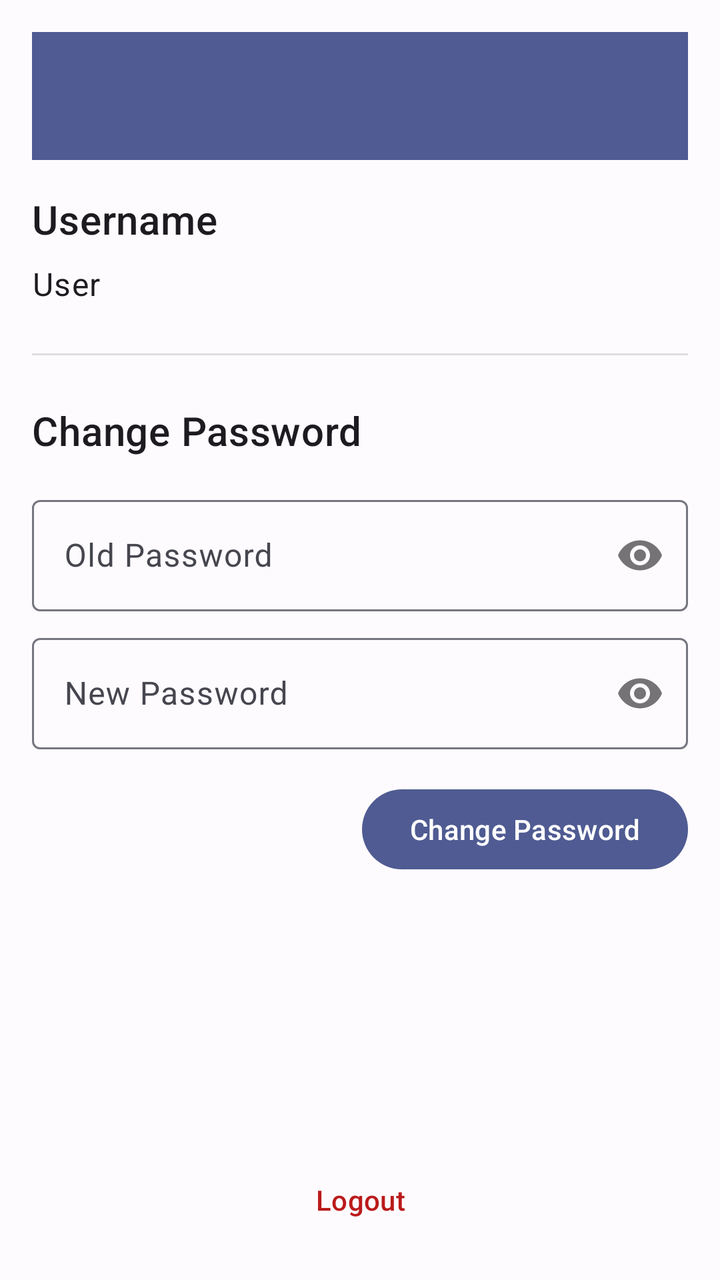
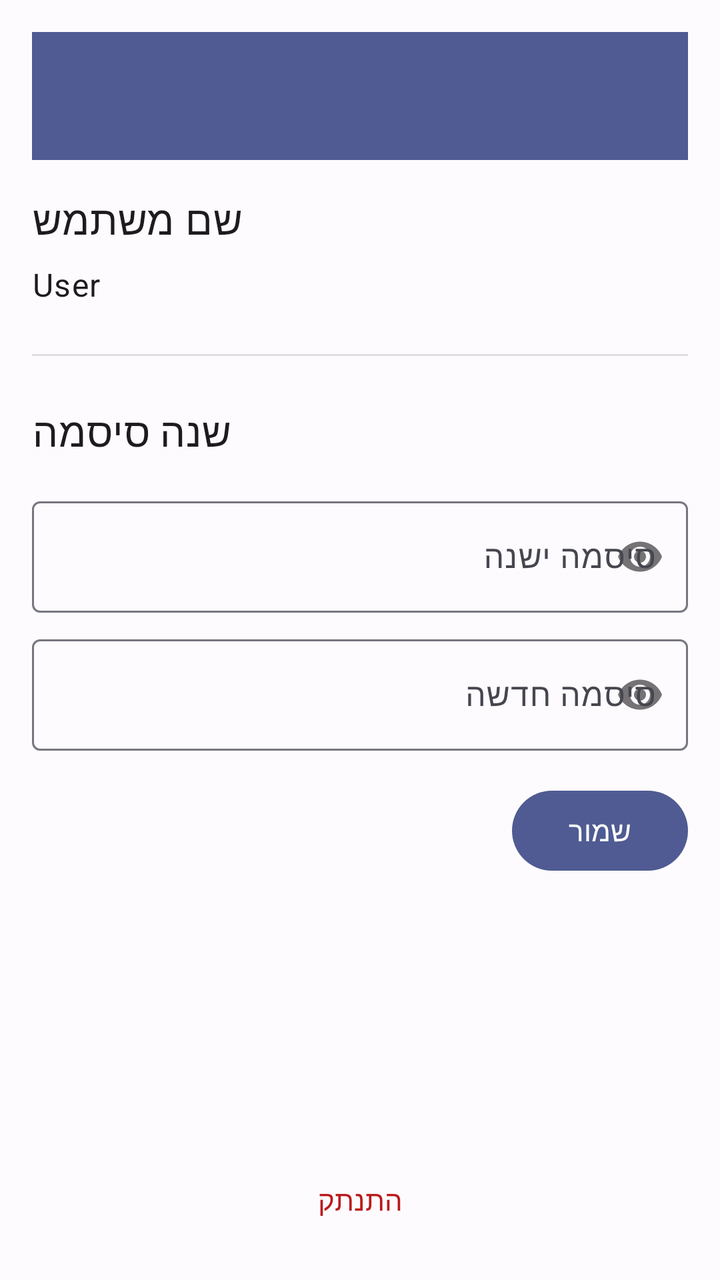

An Android layout rendered at two revisions. The XML below is the earlier revision; the diff shows what the commit changed to produce the second picture.
<!-- AndroidManifest.xml: application theme Theme.TaskMasterFinalProject -->
<!-- res/layout/activity_profile.xml -->
<?xml version="1.0" encoding="utf-8"?>
<androidx.constraintlayout.widget.ConstraintLayout xmlns:android="http://schemas.android.com/apk/res/android"
    xmlns:app="http://schemas.android.com/apk/res-auto"
    android:layout_width="match_parent"
    android:layout_height="match_parent"
    android:padding="16dp">

    <androidx.appcompat.widget.Toolbar
        android:id="@+id/toolbar"
        android:layout_width="match_parent"
        android:layout_height="?attr/actionBarSize"
        android:background="?attr/colorPrimary"
        android:theme="?attr/actionBarTheme"
        app:titleTextColor="?attr/colorOnPrimary"
        app:layout_constraintTop_toTopOf="parent"
        app:layout_constraintStart_toStartOf="parent"
        app:layout_constraintEnd_toEndOf="parent" />

    <TextView
        android:id="@+id/text_username_label"
        android:layout_width="wrap_content"
        android:layout_height="wrap_content"
        android:text="@string/hint_username"
        android:textAppearance="?attr/textAppearanceHeadline6"
        android:layout_marginTop="16dp"
        app:layout_constraintTop_toBottomOf="@id/toolbar"
        app:layout_constraintStart_toStartOf="parent" />

    <TextView
        android:id="@+id/text_username_value"
        android:layout_width="wrap_content"
        android:layout_height="wrap_content"
        android:text="User"
        android:textAppearance="?attr/textAppearanceBody1"
        android:layout_marginTop="8dp"
        app:layout_constraintTop_toBottomOf="@+id/text_username_label"
        app:layout_constraintStart_toStartOf="parent" />

    <View
        android:id="@+id/divider_profile"
        android:layout_width="match_parent"
        android:layout_height="1dp"
        android:background="?android:attr/listDivider"
        android:layout_marginTop="24dp"
        app:layout_constraintTop_toBottomOf="@+id/text_username_value" />

    <TextView
        android:id="@+id/text_change_password"
        android:layout_width="wrap_content"
        android:layout_height="wrap_content"
        android:text="@string/action_change_password"
        android:textAppearance="?attr/textAppearanceHeadline6"
        android:layout_marginTop="24dp"
        app:layout_constraintTop_toBottomOf="@+id/divider_profile"
        app:layout_constraintStart_toStartOf="parent" />

    <com.google.android.material.textfield.TextInputLayout
        android:id="@+id/edit_old_password"
        android:layout_width="match_parent"
        android:layout_height="wrap_content"
        android:hint="@string/hint_old_password"
        android:layout_marginTop="16dp"
        app:passwordToggleEnabled="true"
        app:layout_constraintTop_toBottomOf="@+id/text_change_password">

        <com.google.android.material.textfield.TextInputEditText
            android:layout_width="match_parent"
            android:layout_height="wrap_content"
            android:inputType="textPassword" />
    </com.google.android.material.textfield.TextInputLayout>

    <com.google.android.material.textfield.TextInputLayout
        android:id="@+id/edit_new_password"
        android:layout_width="match_parent"
        android:layout_height="wrap_content"
        android:hint="@string/hint_new_password"
        android:layout_marginTop="8dp"
        app:passwordToggleEnabled="true"
        app:layout_constraintTop_toBottomOf="@+id/edit_old_password">

        <com.google.android.material.textfield.TextInputEditText
            android:layout_width="match_parent"
            android:layout_height="wrap_content"
            android:inputType="textPassword" />
    </com.google.android.material.textfield.TextInputLayout>

    <Button
        android:id="@+id/button_change_password"
        android:layout_width="wrap_content"
        android:layout_height="wrap_content"
        android:text="@string/action_change_password"
        android:layout_marginTop="16dp"
        app:layout_constraintTop_toBottomOf="@+id/edit_new_password"
        app:layout_constraintEnd_toEndOf="parent" />

    <Button
        android:id="@+id/button_logout"
        style="@style/Widget.Material3.Button.TextButton"
        android:layout_width="match_parent"
        android:layout_height="wrap_content"
        android:text="@string/action_logout"
        android:textColor="?attr/colorError"
        android:layout_marginTop="32dp"
        app:layout_constraintTop_toBottomOf="@+id/button_change_password"
        app:layout_constraintStart_toStartOf="parent"
        app:layout_constraintEnd_toEndOf="parent" 
        app:layout_constraintBottom_toBottomOf="parent"
        app:layout_constraintVertical_bias="1.0"/>
        
    <ProgressBar
        android:id="@+id/progress_profile"
        android:layout_width="wrap_content"
        android:layout_height="wrap_content"
        android:visibility="gone"
        app:layout_constraintTop_toTopOf="parent"
        app:layout_constraintBottom_toBottomOf="parent"
        app:layout_constraintStart_toStartOf="parent"
        app:layout_constraintEnd_toEndOf="parent"/>

</androidx.constraintlayout.widget.ConstraintLayout>
<!-- resources referenced by this layout -->
<resources>
  <string name="action_change_password">Change Password</string>
  <string name="action_logout">Logout</string>
  <string name="hint_new_password">New Password</string>
  <string name="hint_old_password">Old Password</string>
  <string name="hint_username">Username</string>
  <style name="Theme.TaskMasterFinalProject" parent="Base.Theme.TaskMasterFinalProject" />
  <style name="Base.Theme.TaskMasterFinalProject" parent="Theme.Material3.DayNight.NoActionBar">
          
          <item name="colorPrimary">@color/md_theme_light_primary</item>
          <item name="colorOnPrimary">@color/md_theme_light_onPrimary</item>
          <item name="colorPrimaryContainer">@color/md_theme_light_primaryContainer</item>
          <item name="colorOnPrimaryContainer">@color/md_theme_light_onPrimaryContainer</item>
          <item name="colorSecondary">@color/md_theme_light_secondary</item>
          <item name="colorOnSecondary">@color/md_theme_light_onSecondary</item>
          <item name="colorSecondaryContainer">@color/md_theme_light_secondaryContainer</item>
          <item name="colorOnSecondaryContainer">@color/md_theme_light_onSecondaryContainer</item>
          <item name="colorTertiary">@color/md_theme_light_tertiary</item>
          <item name="colorOnTertiary">@color/md_theme_light_onTertiary</item>
          <item name="colorTertiaryContainer">@color/md_theme_light_tertiaryContainer</item>
          <item name="colorOnTertiaryContainer">@color/md_theme_light_onTertiaryContainer</item>
          <item name="colorError">@color/md_theme_light_error</item>
          <item name="colorOnError">@color/md_theme_light_onError</item>
          <item name="colorErrorContainer">@color/md_theme_light_errorContainer</item>
          <item name="colorOnErrorContainer">@color/md_theme_light_onErrorContainer</item>
          <item name="android:colorBackground">@color/md_theme_light_background</item>
          <item name="colorOnBackground">@color/md_theme_light_onBackground</item>
          <item name="colorSurface">@color/md_theme_light_surface</item>
          <item name="colorOnSurface">@color/md_theme_light_onSurface</item>
          <item name="colorSurfaceVariant">@color/md_theme_light_surfaceVariant</item>
          <item name="colorOnSurfaceVariant">@color/md_theme_light_onSurfaceVariant</item>
          <item name="colorOutline">@color/md_theme_light_outline</item>
      </style>
  <color name="md_theme_light_primary">#4F5B92</color>
  <color name="md_theme_light_onPrimary">#FFFFFF</color>
  <color name="md_theme_light_primaryContainer">#DDE1FF</color>
  <color name="md_theme_light_onPrimaryContainer">#06164B</color>
  <color name="md_theme_light_secondary">#595D72</color>
  <color name="md_theme_light_onSecondary">#FFFFFF</color>
  <color name="md_theme_light_secondaryContainer">#DEE1F9</color>
  <color name="md_theme_light_onSecondaryContainer">#161B2C</color>
  <color name="md_theme_light_tertiary">#75546F</color>
  <color name="md_theme_light_onTertiary">#FFFFFF</color>
  <color name="md_theme_light_tertiaryContainer">#FFD7F5</color>
  <color name="md_theme_light_onTertiaryContainer">#2C1229</color>
  <color name="md_theme_light_error">#BA1A1A</color>
  <color name="md_theme_light_onError">#FFFFFF</color>
  <color name="md_theme_light_errorContainer">#FFDAD6</color>
  <color name="md_theme_light_onErrorContainer">#410002</color>
  <color name="md_theme_light_background">#FEFBFF</color>
  <color name="md_theme_light_onBackground">#1B1B1F</color>
  <color name="md_theme_light_surface">#FEFBFF</color>
  <color name="md_theme_light_onSurface">#1B1B1F</color>
  <color name="md_theme_light_surfaceVariant">#E3E1EC</color>
  <color name="md_theme_light_onSurfaceVariant">#46464F</color>
  <color name="md_theme_light_outline">#767680</color>
</resources>

<!-- the commit's change to res/layout/activity_profile.xml (unified diff, before → after) -->
@@ -88,7 +88,7 @@
         android:id="@+id/button_change_password"
         android:layout_width="wrap_content"
         android:layout_height="wrap_content"
-        android:text="@string/action_change_password"
+        android:text="@string/button_save"
         android:layout_marginTop="16dp"
         app:layout_constraintTop_toBottomOf="@+id/edit_new_password"
         app:layout_constraintEnd_toEndOf="parent" />
<!-- resource entries referenced after the edit -->
@@ -1,10 +1,11 @@
 <!-- resources referenced by this layout -->
 <resources>
-  <string name="action_change_password">Change Password</string>
-  <string name="action_logout">Logout</string>
-  <string name="hint_new_password">New Password</string>
-  <string name="hint_old_password">Old Password</string>
-  <string name="hint_username">Username</string>
+  <string name="action_change_password">שנה סיסמה</string>
+  <string name="action_logout">התנתק</string>
+  <string name="button_save">שמור</string>
+  <string name="hint_new_password">סיסמה חדשה</string>
+  <string name="hint_old_password">סיסמה ישנה</string>
+  <string name="hint_username">שם משתמש</string>
   <style name="Theme.TaskMasterFinalProject" parent="Base.Theme.TaskMasterFinalProject" />
   <style name="Base.Theme.TaskMasterFinalProject" parent="Theme.Material3.DayNight.NoActionBar">
           
